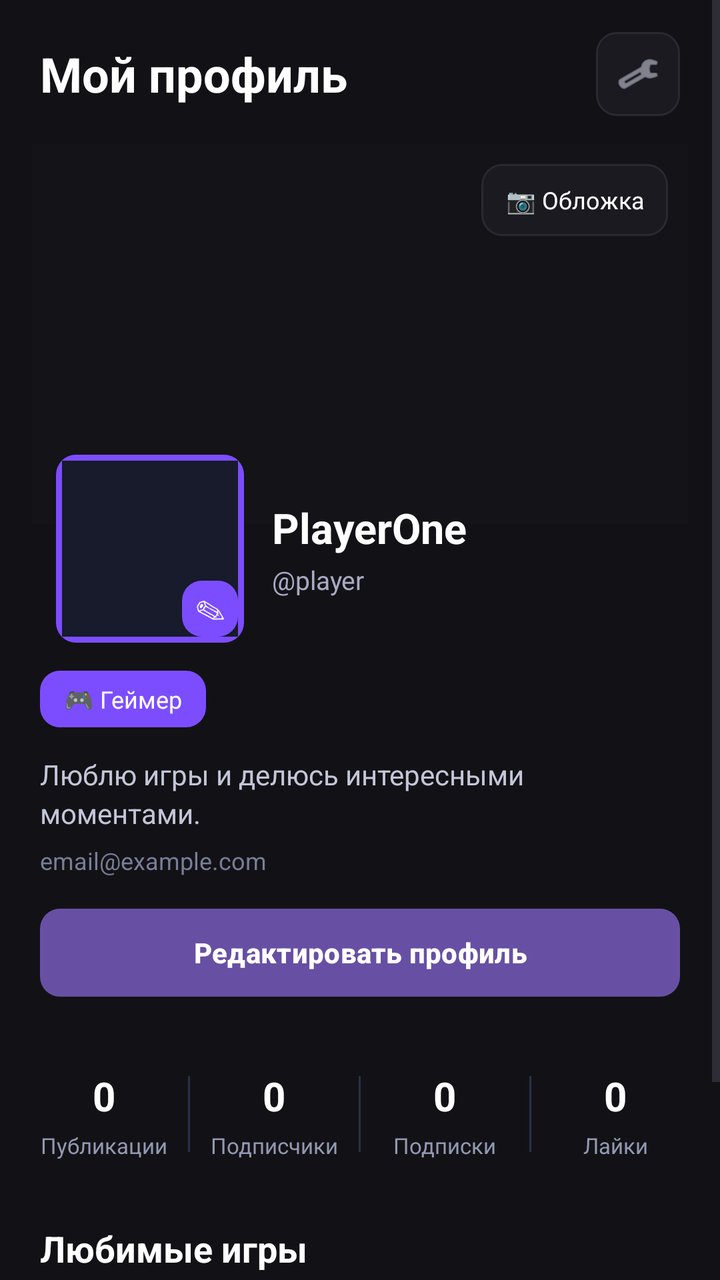
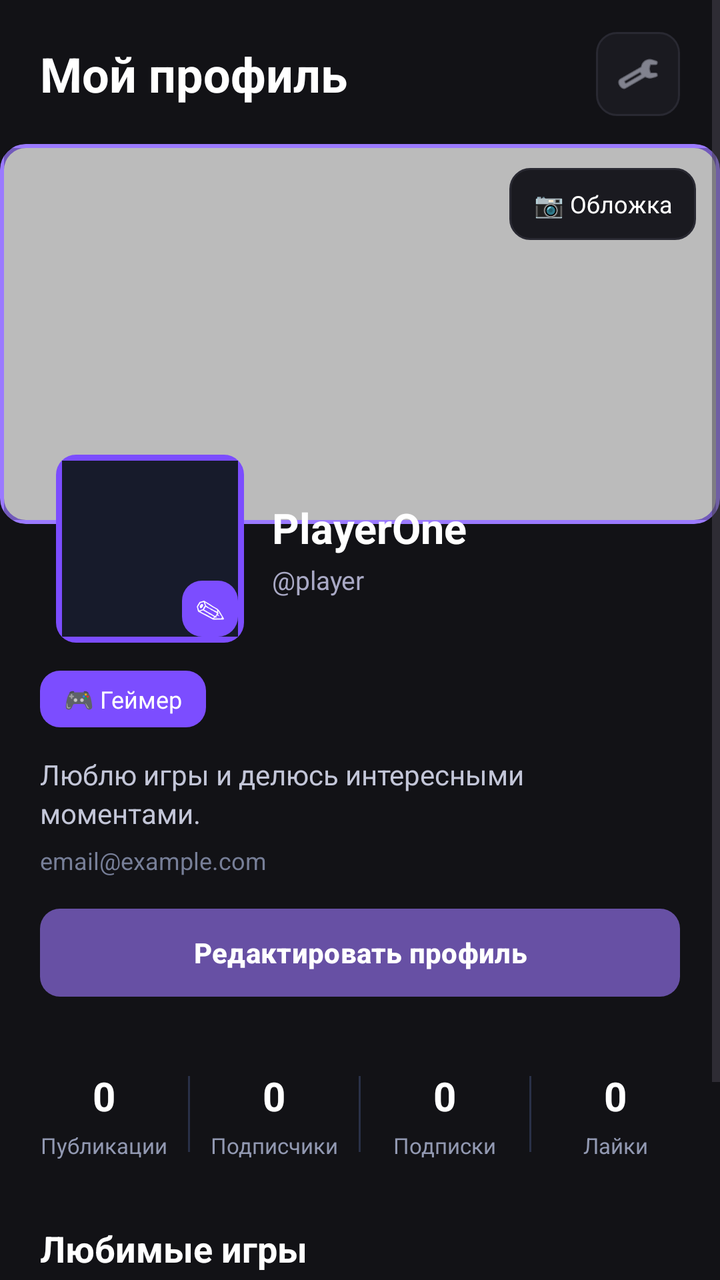

An Android layout rendered at two revisions. The XML below is the earlier revision; the diff shows what the commit changed to produce the second picture.
<!-- AndroidManifest.xml: application theme Theme.GamerHub -->
<!-- res/layout/screen_profile.xml -->
<?xml version="1.0" encoding="utf-8"?>
<androidx.constraintlayout.widget.ConstraintLayout
    xmlns:android="http://schemas.android.com/apk/res/android"
    xmlns:app="http://schemas.android.com/apk/res-auto"
    android:layout_width="match_parent"
    android:layout_height="match_parent"
    android:background="#121216">

    <ScrollView
        android:layout_width="0dp"
        android:layout_height="0dp"
        android:fillViewport="true"
        android:clipToPadding="false"
        app:layout_constraintTop_toTopOf="parent"
        app:layout_constraintBottom_toBottomOf="parent"
        app:layout_constraintStart_toStartOf="parent"
        app:layout_constraintEnd_toEndOf="parent">

        <LinearLayout
            android:layout_width="match_parent"
            android:layout_height="wrap_content"
            android:orientation="vertical"
            android:paddingBottom="24dp">

            
            <LinearLayout
                android:layout_width="match_parent"
                android:layout_height="wrap_content"
                android:gravity="center_vertical"
                android:orientation="horizontal"
                android:paddingStart="20dp"
                android:paddingEnd="20dp"
                android:paddingTop="16dp"
                android:paddingBottom="14dp">

                <TextView
                    android:layout_width="0dp"
                    android:layout_height="wrap_content"
                    android:layout_weight="1"
                    android:text="Мой профиль"
                    android:textColor="#FFFFFF"
                    android:textSize="24sp"
                    android:textStyle="bold" />

                <ImageView
                    android:id="@+id/profileSettings"
                    android:layout_width="42dp"
                    android:layout_height="42dp"
                    android:background="@drawable/bg_category"
                    android:clickable="true"
                    android:contentDescription="Настройки профиля"
                    android:focusable="true"
                    android:padding="10dp"
                    android:src="@android:drawable/ic_menu_preferences"
                    app:tint="#C6C8D8" />

            </LinearLayout>

            

            
            <FrameLayout
                android:id="@+id/profileCoverContainer"
                android:layout_width="match_parent"
                android:layout_height="190dp"
                android:layout_marginStart="16dp"
                android:layout_marginEnd="16dp">

                <ImageView
                    android:id="@+id/profileCover"
                    android:layout_width="match_parent"
                    android:layout_height="match_parent"
                    android:background="#1A1A20"
                    android:contentDescription="Фоновое изображение профиля"
                    android:scaleType="centerCrop" />

                
                <View
                    android:layout_width="match_parent"
                    android:layout_height="match_parent"
                    android:background="#44000000" />



                <TextView
                    android:id="@+id/changeCoverButton"
                    android:layout_width="wrap_content"
                    android:layout_height="36dp"
                    android:layout_gravity="top|end"
                    android:layout_margin="10dp"
                    android:background="@drawable/bg_category"
                    android:clickable="true"
                    android:focusable="true"
                    android:gravity="center"
                    android:paddingStart="12dp"
                    android:paddingEnd="12dp"
                    android:text="📷 Обложка"
                    android:textColor="#FFFFFF"
                    android:textSize="12sp" />

            </FrameLayout>


            
            <LinearLayout
                android:layout_width="match_parent"
                android:layout_height="wrap_content"
                android:layout_marginTop="-35dp"
                android:gravity="center_vertical"
                android:orientation="horizontal"
                android:paddingStart="28dp"
                android:paddingEnd="20dp">

                <FrameLayout
                    android:id="@+id/profileAvatarContainer"
                    android:layout_width="94dp"
                    android:layout_height="94dp"
                    android:background="@drawable/bg_create_button"
                    android:clickable="true"
                    android:focusable="true"
                    android:padding="3dp">

                    <ImageView
                        android:id="@+id/profileAvatar"
                        android:layout_width="match_parent"
                        android:layout_height="match_parent"
                        android:background="#171B2B"
                        android:contentDescription="Аватар пользователя"
                        android:scaleType="centerCrop"
                        android:src="@android:drawable/sym_def_app_icon" />

                    <TextView
                        android:layout_width="28dp"
                        android:layout_height="28dp"
                        android:layout_gravity="bottom|end"
                        android:background="@drawable/bg_create_button"
                        android:gravity="center"
                        android:text="✎"
                        android:textColor="#FFFFFF"
                        android:textSize="15sp" />

                </FrameLayout>

                <LinearLayout
                    android:layout_width="0dp"
                    android:layout_height="wrap_content"
                    android:layout_weight="1"
                    android:layout_marginStart="14dp"
                    android:orientation="vertical">

                    <TextView
                        android:id="@+id/profileUsername"
                        android:layout_width="match_parent"
                        android:layout_height="wrap_content"
                        android:text="PlayerOne"
                        android:textColor="#FFFFFF"
                        android:textSize="21sp"
                        android:textStyle="bold"
                        android:maxLines="1"
                        android:ellipsize="end" />

                    <TextView
                        android:id="@+id/profileTag"
                        android:layout_width="match_parent"
                        android:layout_height="wrap_content"
                        android:layout_marginTop="3dp"
                        android:text="@player"
                        android:textColor="#A9A9C5"
                        android:textSize="13sp" />

                </LinearLayout>

            </LinearLayout>

            
            <HorizontalScrollView
                android:layout_width="match_parent"
                android:layout_height="wrap_content"
                android:layout_marginTop="14dp"
                android:scrollbars="none"
                android:paddingStart="20dp"
                android:paddingEnd="20dp">

                <LinearLayout
                    android:id="@+id/profileRolesContainer"
                    android:layout_width="wrap_content"
                    android:layout_height="wrap_content"
                    android:orientation="horizontal">

                    <TextView
                        android:layout_width="wrap_content"
                        android:layout_height="wrap_content"
                        android:background="@drawable/bg_category_active"
                        android:paddingHorizontal="12dp"
                        android:paddingVertical="6dp"
                        android:text="🎮 Геймер"
                        android:textColor="#FFFFFF"
                        android:textSize="12sp" />

                </LinearLayout>

            </HorizontalScrollView>

            
            <TextView
                android:id="@+id/profileBio"
                android:layout_width="match_parent"
                android:layout_height="wrap_content"
                android:layout_marginTop="14dp"
                android:paddingStart="20dp"
                android:paddingEnd="20dp"
                android:text="Люблю игры и делюсь интересными моментами."
                android:textColor="#C3C6D8"
                android:textSize="14sp"
                android:lineSpacingExtra="3dp" />

            <TextView
                android:id="@+id/profileEmail"
                android:layout_width="match_parent"
                android:layout_height="wrap_content"
                android:layout_marginTop="6dp"
                android:paddingStart="20dp"
                android:paddingEnd="20dp"
                android:text="email@example.com"
                android:textColor="#777F98"
                android:textSize="12sp" />

            
            <Button
                android:id="@+id/editProfileButton"
                android:layout_width="match_parent"
                android:layout_height="44dp"
                android:layout_marginStart="20dp"
                android:layout_marginEnd="20dp"
                android:layout_marginTop="16dp"
                android:background="@drawable/bg_create_button"
                android:text="Редактировать профиль"
                android:textAllCaps="false"
                android:textColor="#FFFFFF"
                android:textSize="14sp"
                android:textStyle="bold" />

            
            <LinearLayout
                android:layout_width="match_parent"
                android:layout_height="wrap_content"
                android:layout_marginTop="22dp"
                android:gravity="center"
                android:orientation="horizontal"
                android:paddingStart="10dp"
                android:paddingEnd="10dp"
                android:paddingTop="14dp"
                android:paddingBottom="14dp">

                <LinearLayout
                    android:layout_width="0dp"
                    android:layout_height="wrap_content"
                    android:layout_weight="1"
                    android:gravity="center"
                    android:orientation="vertical">

                    <TextView
                        android:id="@+id/profilePostsCount"
                        android:layout_width="wrap_content"
                        android:layout_height="wrap_content"
                        android:text="0"
                        android:textColor="#FFFFFF"
                        android:textSize="20sp"
                        android:textStyle="bold" />

                    <TextView
                        android:layout_width="wrap_content"
                        android:layout_height="wrap_content"
                        android:layout_marginTop="4dp"
                        android:text="Публикации"
                        android:textColor="#9299B2"
                        android:textSize="11sp" />

                </LinearLayout>

                <View
                    android:layout_width="1dp"
                    android:layout_height="38dp"
                    android:background="#293047" />

                <LinearLayout
                    android:layout_width="0dp"
                    android:layout_height="wrap_content"
                    android:layout_weight="1"
                    android:gravity="center"
                    android:orientation="vertical">

                    <TextView
                        android:id="@+id/profileFriendsCount"
                        android:layout_width="wrap_content"
                        android:layout_height="wrap_content"
                        android:text="0"
                        android:textColor="#FFFFFF"
                        android:textSize="20sp"
                        android:textStyle="bold" />

                    <TextView
                        android:layout_width="wrap_content"
                        android:layout_height="wrap_content"
                        android:layout_marginTop="4dp"
                        android:text="Подписчики"
                        android:textColor="#9299B2"
                        android:textSize="11sp" />

                </LinearLayout>

                <View
                    android:layout_width="1dp"
                    android:layout_height="38dp"
                    android:background="#293047" />

                <LinearLayout
                    android:layout_width="0dp"
                    android:layout_height="wrap_content"
                    android:layout_weight="1"
                    android:gravity="center"
                    android:orientation="vertical">

                    <TextView
                        android:id="@+id/profileFollowingCount"
                        android:layout_width="wrap_content"
                        android:layout_height="wrap_content"
                        android:text="0"
                        android:textColor="#FFFFFF"
                        android:textSize="20sp"
                        android:textStyle="bold" />

                    <TextView
                        android:layout_width="wrap_content"
                        android:layout_height="wrap_content"
                        android:layout_marginTop="4dp"
                        android:text="Подписки"
                        android:textColor="#9299B2"
                        android:textSize="11sp" />

                </LinearLayout>

                <View
                    android:layout_width="1dp"
                    android:layout_height="38dp"
                    android:background="#293047" />

                <LinearLayout
                    android:layout_width="0dp"
                    android:layout_height="wrap_content"
                    android:layout_weight="1"
                    android:gravity="center"
                    android:orientation="vertical">

                    <TextView
                        android:id="@+id/profileLikesCount"
                        android:layout_width="wrap_content"
                        android:layout_height="wrap_content"
                        android:text="0"
                        android:textColor="#FFFFFF"
                        android:textSize="20sp"
                        android:textStyle="bold" />

                    <TextView
                        android:layout_width="wrap_content"
                        android:layout_height="wrap_content"
                        android:layout_marginTop="4dp"
                        android:text="Лайки"
                        android:textColor="#9299B2"
                        android:textSize="11sp" />

                </LinearLayout>

            </LinearLayout>

            

            
            <LinearLayout
                android:layout_width="match_parent"
                android:layout_height="wrap_content"
                android:layout_marginTop="18dp"
                android:orientation="vertical"
                android:paddingStart="20dp"
                android:paddingEnd="20dp">

                <TextView
                    android:layout_width="match_parent"
                    android:layout_height="wrap_content"
                    android:text="Любимые игры"
                    android:textColor="#FFFFFF"
                    android:textSize="18sp"
                    android:textStyle="bold" />

                <HorizontalScrollView
                    android:layout_width="match_parent"
                    android:layout_height="wrap_content"
                    android:layout_marginTop="12dp"
                    android:scrollbars="none">

                    <LinearLayout
                        android:id="@+id/profileFavoriteGames"
                        android:layout_width="wrap_content"
                        android:layout_height="wrap_content"
                        android:orientation="horizontal" />

                </HorizontalScrollView>

            </LinearLayout>


            
            <LinearLayout
                android:layout_width="match_parent"
                android:layout_height="52dp"
                android:layout_marginTop="18dp"
                android:orientation="horizontal">

                <TextView
                    android:id="@+id/profileSavedTab"
                    android:layout_width="0dp"
                    android:layout_height="match_parent"
                    android:layout_weight="1"
                    android:gravity="center"
                    android:text="Сохранённое"
                    android:textColor="#9299B2"
                    android:textSize="12sp" />

                <TextView
                    android:id="@+id/profilePostsTab"
                    android:layout_width="0dp"
                    android:layout_height="match_parent"
                    android:layout_weight="1"
                    android:gravity="center"
                    android:text="Мои статьи"
                    android:textColor="#9B7AFF"
                    android:textSize="12sp"
                    android:textStyle="bold" />

            </LinearLayout>

            <View
                android:layout_width="match_parent"
                android:layout_height="1dp"
                android:background="#293047" />

            
            <FrameLayout
                android:layout_width="match_parent"
                android:layout_height="wrap_content"
                android:layout_marginStart="16dp"
                android:layout_marginEnd="16dp"
                android:layout_marginTop="14dp">

                <LinearLayout
                    android:id="@+id/profilePostsContainer"
                    android:layout_width="match_parent"
                    android:layout_height="wrap_content"
                    android:orientation="vertical" />

                <LinearLayout
                    android:id="@+id/profileEmptyContainer"
                    android:layout_width="match_parent"
                    android:layout_height="180dp"
                    android:background="@drawable/bg_search"
                    android:gravity="center"
                    android:orientation="vertical"
                    android:padding="20dp"
                    android:visibility="gone">

                    <TextView
                        android:id="@+id/profilePostsEmpty"
                        android:layout_width="match_parent"
                        android:layout_height="wrap_content"
                        android:gravity="center"
                        android:text="📝"
                        android:textColor="#FFFFFF"
                        android:textSize="32sp" />

                    <TextView
                        android:id="@+id/profileEmptyMessage"
                        android:layout_width="match_parent"
                        android:layout_height="wrap_content"
                        android:layout_marginTop="12dp"
                        android:gravity="center"
                        android:text="У тебя пока нет публикаций"
                        android:textColor="#AAAAAA"
                        android:textSize="14sp" />

                </LinearLayout>

            </FrameLayout>

            
            <FrameLayout
                android:id="@+id/profileSavedSection"
                android:layout_width="match_parent"
                android:layout_height="wrap_content"
                android:layout_marginStart="16dp"
                android:layout_marginEnd="16dp"
                android:layout_marginTop="14dp"
                android:visibility="gone">

                <LinearLayout
                    android:id="@+id/profileSavedPostsContainer"
                    android:layout_width="match_parent"
                    android:layout_height="wrap_content"
                    android:orientation="vertical" />

                <LinearLayout
                    android:id="@+id/profileSavedEmptyContainer"
                    android:layout_width="match_parent"
                    android:layout_height="180dp"
                    android:background="@drawable/bg_search"
                    android:gravity="center"
                    android:orientation="vertical"
                    android:padding="20dp"
                    android:visibility="gone">

                    <TextView
                        android:layout_width="match_parent"
                        android:layout_height="wrap_content"
                        android:gravity="center"
                        android:text="🔖"
                        android:textColor="#FFFFFF"
                        android:textSize="32sp" />

                    <TextView
                        android:id="@+id/profileSavedEmptyMessage"
                        android:layout_width="match_parent"
                        android:layout_height="wrap_content"
                        android:layout_marginTop="12dp"
                        android:gravity="center"
                        android:text="Здесь пока нет сохранённых публикаций"
                        android:textColor="#AAAAAA"
                        android:textSize="14sp" />

                </LinearLayout>

            </FrameLayout>

        </LinearLayout>

    </ScrollView>

</androidx.constraintlayout.widget.ConstraintLayout>
<!-- resources referenced by this layout -->
<resources>
  <!-- drawable bg_category (drawable) -->
  <?xml version="1.0" encoding="utf-8"?>
  <shape xmlns:android="http://schemas.android.com/apk/res/android"
      android:shape="rectangle">
  
      <solid android:color="#1A1A20" />
  
      <corners android:radius="10dp" />
  
      <stroke
          android:width="1dp"
          android:color="#292932" />
  
  </shape>
  <!-- drawable bg_category_active (drawable) -->
  <?xml version="1.0" encoding="utf-8"?>
  <shape xmlns:android="http://schemas.android.com/apk/res/android"
      android:shape="rectangle">
  
      <solid android:color="#7C4DFF" />
  
      <corners android:radius="10dp" />
  
  </shape>
  <!-- drawable bg_create_button (drawable) -->
  <?xml version="1.0" encoding="utf-8"?>
  <shape xmlns:android="http://schemas.android.com/apk/res/android">
      <solid android:color="#9B5CFF" />
  
      <corners android:radius="10dp" />
  
      <solid android:color="#7C4DFF" />
  
  </shape>
  <!-- drawable bg_search (drawable) -->
  <?xml version="1.0" encoding="utf-8"?>
  <shape xmlns:android="http://schemas.android.com/apk/res/android"
      android:shape="rectangle">
  
      <solid android:color="#1A1A20" />
  
      <corners android:radius="14dp" />
  
      <stroke
          android:width="1dp"
          android:color="#2A2A32" />
  
  </shape>
  <style name="Theme.GamerHub" parent="Base.Theme.GamerHub" />
  <style name="Base.Theme.GamerHub" parent="Theme.Material3.DayNight.NoActionBar">
          
          
      </style>
</resources>

<!-- the commit's change to res/layout/screen_profile.xml (unified diff, before → after) -->
@@ -63,16 +63,17 @@
                 android:id="@+id/profileCoverContainer"
                 android:layout_width="match_parent"
                 android:layout_height="190dp"
-                android:layout_marginStart="16dp"
-                android:layout_marginEnd="16dp">
+                android:background="@drawable/bg_profile_cover"
+                android:clipToOutline="true"
+                android:padding="2dp">
 
                 <ImageView
                     android:id="@+id/profileCover"
                     android:layout_width="match_parent"
                     android:layout_height="match_parent"
-                    android:background="#1A1A20"
-                    android:contentDescription="Фоновое изображение профиля"
-                    android:scaleType="centerCrop" />
+                    android:scaleType="centerCrop"
+                    android:clipToOutline="true"
+                    android:contentDescription="Обложка профиля" />
 
                 
                 <View
@@ -96,7 +97,8 @@
                     android:paddingEnd="12dp"
                     android:text="📷 Обложка"
                     android:textColor="#FFFFFF"
-                    android:textSize="12sp" />
+                    android:textSize="12sp"
+                    />
 
             </FrameLayout>
 
<!-- resource entries referenced after the edit -->
@@ -34,6 +34,20 @@
       <solid android:color="#7C4DFF" />
   
   </shape>
+  <!-- drawable bg_profile_cover (drawable) -->
+  <?xml version="1.0" encoding="utf-8"?>
+  <shape xmlns:android="http://schemas.android.com/apk/res/android"
+      android:shape="rectangle">
+  
+      <corners android:radius="12dp" />
+  
+      <solid android:color="#FFFFFF" />
+  
+      <stroke
+          android:width="2dp"
+          android:color="#9B7AFF" />
+  
+  </shape>
   <!-- drawable bg_search (drawable) -->
   <?xml version="1.0" encoding="utf-8"?>
   <shape xmlns:android="http://schemas.android.com/apk/res/android"
